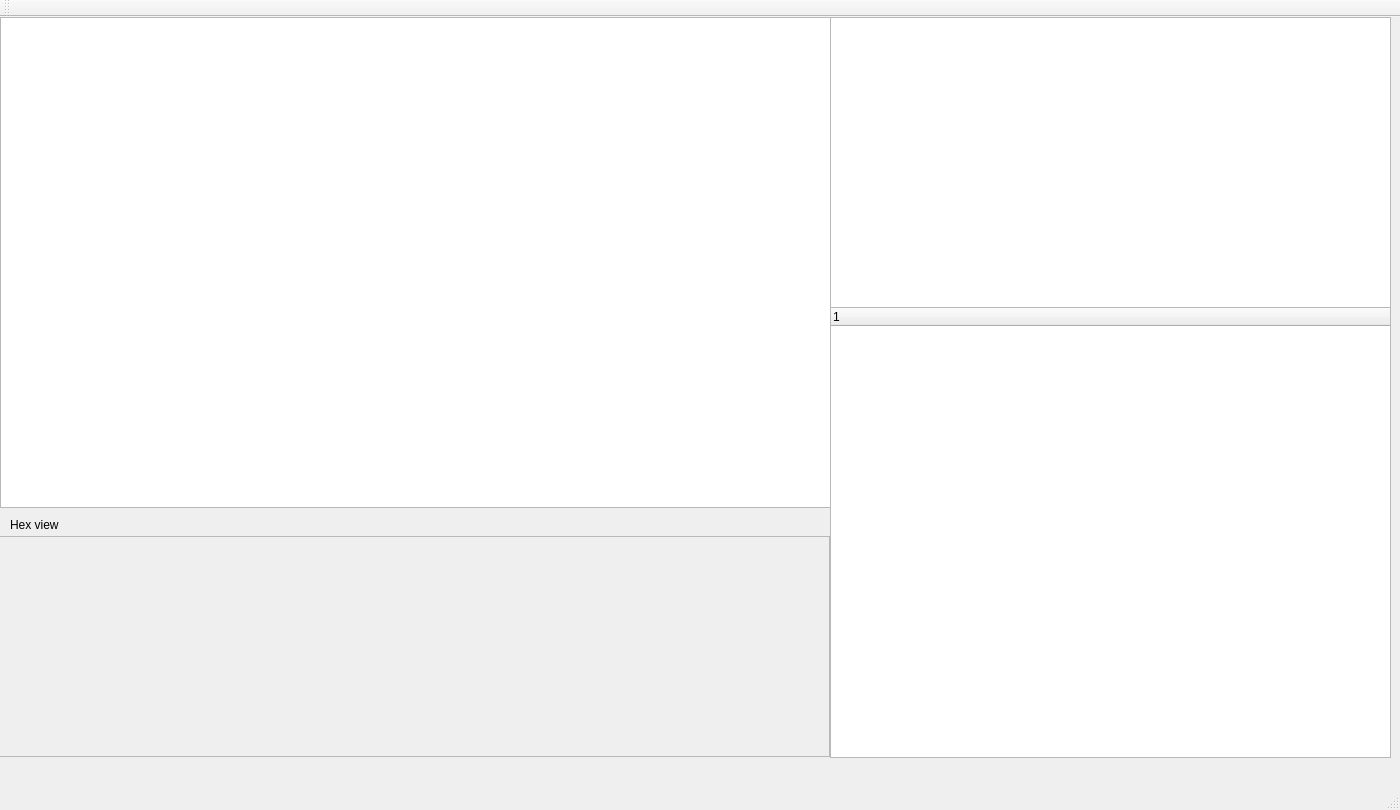
Old version of the form mainwindow.ui in the repository mayunxi/VideoParser_QT.
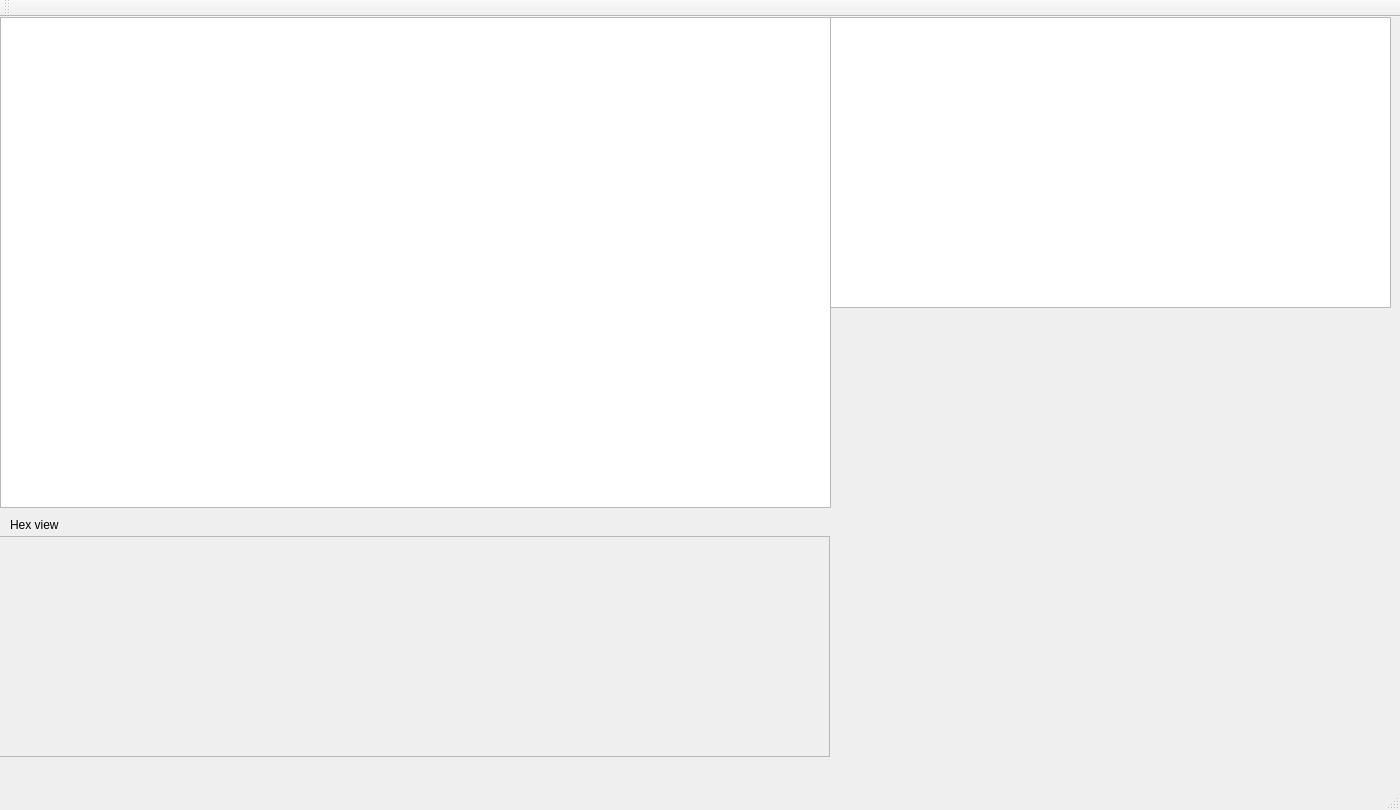
New version of the form.

Diff of the .ui file:
```diff
--- a/mainwindow.ui
+++ b/mainwindow.ui
@@ -14,21 +14,6 @@
    <string>Video Parser</string>
   </property>
   <widget class="QWidget" name="centralWidget">
-   <widget class="QTreeWidget" name="treeWidget">
-    <property name="geometry">
-     <rect>
-      <x>830</x>
-      <y>290</y>
-      <width>561</width>
-      <height>451</height>
-     </rect>
-    </property>
-    <column>
-     <property name="text">
-      <string notr="true">1</string>
-     </property>
-    </column>
-   </widget>
    <widget class="QTableWidget" name="tableWidget">
     <property name="geometry">
      <rect>
@@ -84,6 +69,16 @@
      <string>Hex view</string>
     </property>
    </widget>
+   <widget class="QWidget" name="widget" native="true">
+    <property name="geometry">
+     <rect>
+      <x>830</x>
+      <y>290</y>
+      <width>561</width>
+      <height>361</height>
+     </rect>
+    </property>
+   </widget>
   </widget>
   <widget class="QMenuBar" name="menuBar">
    <property name="geometry">
```
Left out of the diff: 2 changed lines with no effect on the pictures.
